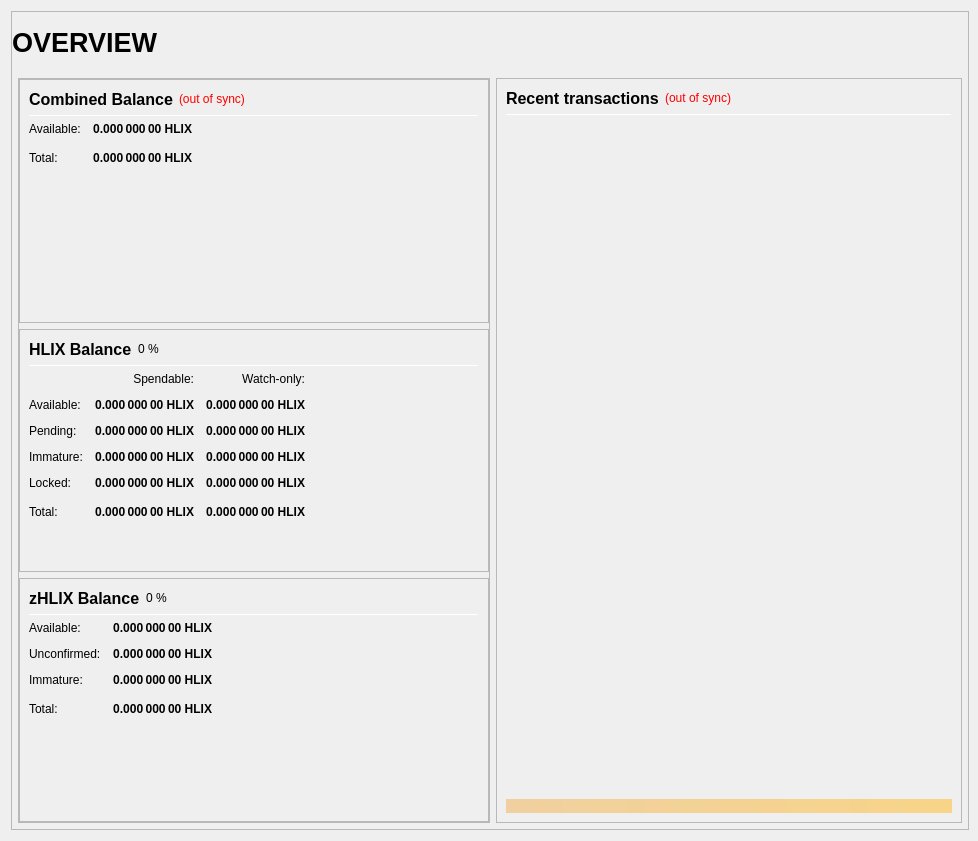
This is src/qt/forms/overviewpage.ui in noodlespan/helix as Qt 5 draws it before an edit. The edited form follows.
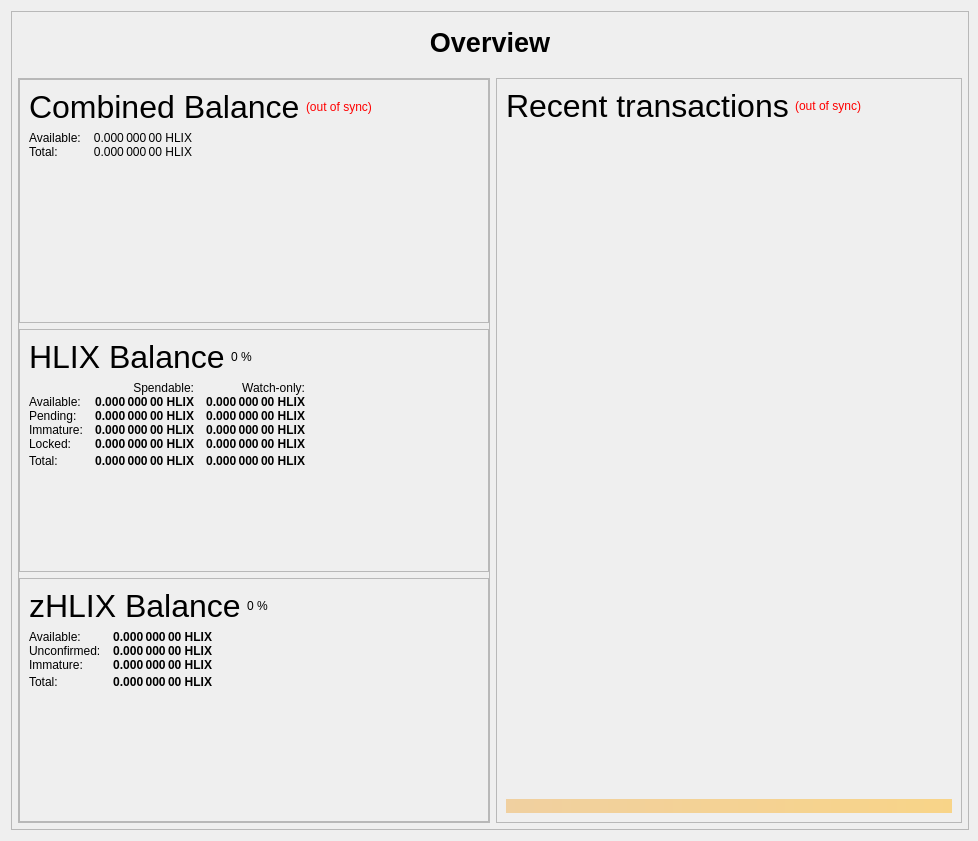
This is the edited form.

```diff
--- a/src/qt/forms/overviewpage.ui
+++ b/src/qt/forms/overviewpage.ui
@@ -43,7 +43,7 @@
      <property name="frameShadow">
       <enum>QFrame::Raised</enum>
      </property>
-     <layout class="QVBoxLayout" name="verticalLayout_3" stretch="1">
+     <layout class="QVBoxLayout" name="verticalLayout_3" stretch="0">
       <property name="leftMargin">
        <number>0</number>
       </property>
@@ -86,7 +86,7 @@
             <number>0</number>
            </property>
            <item>
-            <layout class="QHBoxLayout" name="horizontalLayout_Header" stretch="1,0,1">
+            <layout class="QHBoxLayout" name="horizontalLayout_Header" stretch="1">
              <property name="spacing">
               <number>6</number>
              </property>
@@ -112,50 +112,10 @@
                 </font>
                </property>
                <property name="text">
-                <string>OVERVIEW</string>
+                <string>Overview</string>
                </property>
                <property name="alignment">
-                <set>Qt::AlignLeading|Qt::AlignLeft|Qt::AlignVCenter</set>
-               </property>
-              </widget>
-             </item>
-             <item>
-              <spacer name="horizontalSpacer_Header">
-               <property name="orientation">
-                <enum>Qt::Horizontal</enum>
-               </property>
-               <property name="sizeHint" stdset="0">
-                <size>
-                 <width>40</width>
-                 <height>20</height>
-                </size>
-               </property>
-              </spacer>
-             </item>
-             <item>
-              <widget class="QLabel" name="labelOverviewHeaderRight">
-               <property name="minimumSize">
-                <size>
-                 <width>464</width>
-                 <height>60</height>
-                </size>
-               </property>
-               <property name="maximumSize">
-                <size>
-                 <width>16777215</width>
-                 <height>60</height>
-                </size>
-               </property>
-               <property name="font">
-                <font>
-                 <pointsize>14</pointsize>
-                </font>
-               </property>
-               <property name="text">
-                <string/>
-               </property>
-               <property name="alignment">
-                <set>Qt::AlignRight|Qt::AlignTrailing|Qt::AlignVCenter</set>
+                <set>Qt::AlignCenter</set>
                </property>
               </widget>
              </item>
@@ -228,8 +188,14 @@
                      <enum>QFrame::Raised</enum>
                     </property>
                     <layout class="QVBoxLayout" name="verticalLayout_5">
+                     <property name="spacing">
+                      <number>6</number>
+                     </property>
+                     <property name="sizeConstraint">
+                      <enum>QLayout::SetNoConstraint</enum>
+                     </property>
                      <item>
-                      <layout class="QHBoxLayout" name="horizontalLayout_5" stretch="0">
+                      <layout class="QHBoxLayout" name="horizontalLayout_5" stretch="0,0,0">
                        <item>
                         <widget class="QLabel" name="label_5z">
                          <property name="minimumSize">
@@ -240,9 +206,9 @@
                          </property>
                          <property name="font">
                           <font>
-                           <pointsize>12</pointsize>
-                           <weight>75</weight>
-                           <bold>true</bold>
+                           <pointsize>24</pointsize>
+                           <weight>50</weight>
+                           <bold>false</bold>
                           </font>
                          </property>
                          <property name="toolTip">
@@ -287,30 +253,14 @@
                        </item>
                       </layout>
                      </item>
-                     <item>
-                      <widget class="Line" name="line_CombinedBalance">
-                       <property name="minimumSize">
-                        <size>
-                         <width>0</width>
-                         <height>1</height>
-                        </size>
-                       </property>
-                       <property name="maximumSize">
-                        <size>
-                         <width>16777215</width>
-                         <height>1</height>
-                        </size>
-                       </property>
-                       <property name="orientation">
-                        <enum>Qt::Horizontal</enum>
-                       </property>
-                      </widget>
-                     </item>
                      <item>
                       <layout class="QGridLayout" name="gridLayout_3">
-                       <property name="spacing">
+                       <property name="horizontalSpacing">
                         <number>12</number>
                        </property>
+                       <property name="verticalSpacing">
+                        <number>0</number>
+                       </property>
                        <item row="1" column="0">
                         <widget class="QLabel" name="labelBalanceTextz">
                          <property name="text">
@@ -322,8 +272,8 @@
                         <widget class="QLabel" name="labelBalancez">
                          <property name="font">
                           <font>
-                           <weight>75</weight>
-                           <bold>true</bold>
+                           <weight>50</weight>
+                           <bold>false</bold>
                           </font>
                          </property>
                          <property name="cursor">
@@ -354,8 +304,8 @@
                         <widget class="QLabel" name="labelTotalz">
                          <property name="font">
                           <font>
-                           <weight>75</weight>
-                           <bold>true</bold>
+                           <weight>50</weight>
+                           <bold>false</bold>
                           </font>
                          </property>
                          <property name="cursor">
@@ -383,7 +333,7 @@
                          <property name="sizeHint" stdset="0">
                           <size>
                            <width>40</width>
-                           <height>20</height>
+                           <height>0</height>
                           </size>
                          </property>
                         </spacer>
@@ -427,9 +377,9 @@
                          </property>
                          <property name="font">
                           <font>
-                           <pointsize>12</pointsize>
-                           <weight>75</weight>
-                           <bold>true</bold>
+                           <pointsize>24</pointsize>
+                           <weight>50</weight>
+                           <bold>false</bold>
                           </font>
                          </property>
                          <property name="text">
@@ -459,30 +409,14 @@
                        </item>
                       </layout>
                      </item>
-                     <item>
-                      <widget class="Line" name="line_Balance">
-                       <property name="minimumSize">
-                        <size>
-                         <width>0</width>
-                         <height>1</height>
-                        </size>
-                       </property>
-                       <property name="maximumSize">
-                        <size>
-                         <width>16777215</width>
-                         <height>1</height>
-                        </size>
-                       </property>
-                       <property name="orientation">
-                        <enum>Qt::Horizontal</enum>
-                       </property>
-                      </widget>
-                     </item>
                      <item>
                       <layout class="QGridLayout" name="gridLayout">
-                       <property name="spacing">
+                       <property name="horizontalSpacing">
                         <number>12</number>
                        </property>
+                       <property name="verticalSpacing">
+                        <number>0</number>
+                       </property>
                        <item row="0" column="1">
                         <widget class="QLabel" name="labelSpendable">
                          <property name="text">
@@ -835,7 +769,7 @@
                     </property>
                     <layout class="QVBoxLayout" name="verticalLayout_7">
                      <item>
-                      <layout class="QHBoxLayout" name="horizontalLayout_8" stretch="0">
+                      <layout class="QHBoxLayout" name="horizontalLayout_8" stretch="0,0,0">
                        <item>
                         <widget class="QLabel" name="label_5z_3">
                          <property name="minimumSize">
@@ -846,9 +780,9 @@
                          </property>
                          <property name="font">
                           <font>
-                           <pointsize>12</pointsize>
-                           <weight>75</weight>
-                           <bold>true</bold>
+                           <pointsize>24</pointsize>
+                           <weight>50</weight>
+                           <bold>false</bold>
                           </font>
                          </property>
                          <property name="text">
@@ -878,30 +812,14 @@
                        </item>
                       </layout>
                      </item>
-                     <item>
-                      <widget class="Line" name="line_ZerocoinBalance">
-                       <property name="minimumSize">
-                        <size>
-                         <width>0</width>
-                         <height>1</height>
-                        </size>
-                       </property>
-                       <property name="maximumSize">
-                        <size>
-                         <width>16777215</width>
-                         <height>1</height>
-                        </size>
-                       </property>
-                       <property name="orientation">
-                        <enum>Qt::Horizontal</enum>
-                       </property>
-                      </widget>
-                     </item>
                      <item>
                       <layout class="QGridLayout" name="gridLayout_5">
-                       <property name="spacing">
+                       <property name="horizontalSpacing">
                         <number>12</number>
                        </property>
+                       <property name="verticalSpacing">
+                        <number>0</number>
+                       </property>
                        <item row="1" column="0">
                         <widget class="QLabel" name="labelzBalanceMatureText">
                          <property name="toolTip">
@@ -1082,7 +1000,7 @@
                  <property name="frameShadow">
                   <enum>QFrame::Raised</enum>
                  </property>
-                 <layout class="QVBoxLayout" name="verticalLayout_1" stretch="0,0,0,0,0">
+                 <layout class="QVBoxLayout" name="verticalLayout_1" stretch="0,0,0,0">
                   <item>
                    <layout class="QHBoxLayout" name="horizontalLayout_2">
                     <item>
@@ -1095,9 +1013,9 @@
                       </property>
                       <property name="font">
                        <font>
-                        <pointsize>12</pointsize>
-                        <weight>75</weight>
-                        <bold>true</bold>
+                        <pointsize>24</pointsize>
+                        <weight>50</weight>
+                        <bold>false</bold>
                        </font>
                       </property>
                       <property name="text">
@@ -1139,25 +1057,6 @@
                     </item>
                    </layout>
                   </item>
-                  <item>
-                   <widget class="Line" name="line">
-                    <property name="minimumSize">
-                     <size>
-                      <width>0</width>
-                      <height>1</height>
-                     </size>
-                    </property>
-                    <property name="maximumSize">
-                     <size>
-                      <width>16777215</width>
-                      <height>1</height>
-                     </size>
-                    </property>
-                    <property name="orientation">
-                     <enum>Qt::Horizontal</enum>
-                    </property>
-                   </widget>
-                  </item>
                   <item>
                    <widget class="QListView" name="listTransactions">
                     <property name="minimumSize">
```
Left out of the diff: 6 changed lines with no effect on the pictures.
